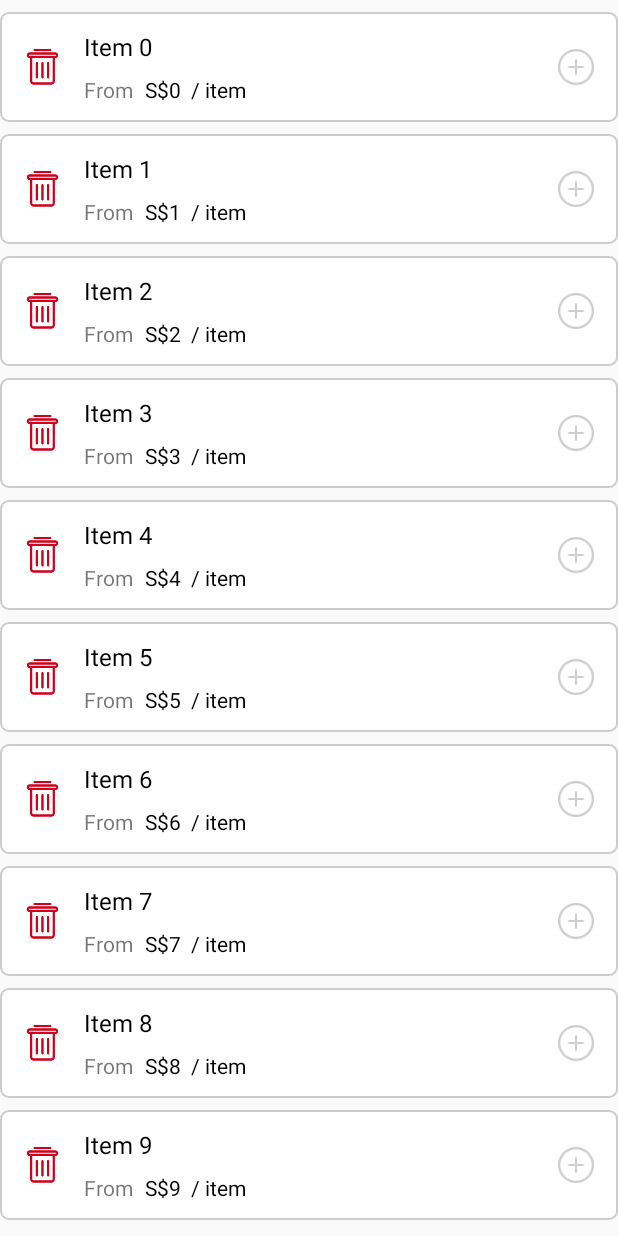
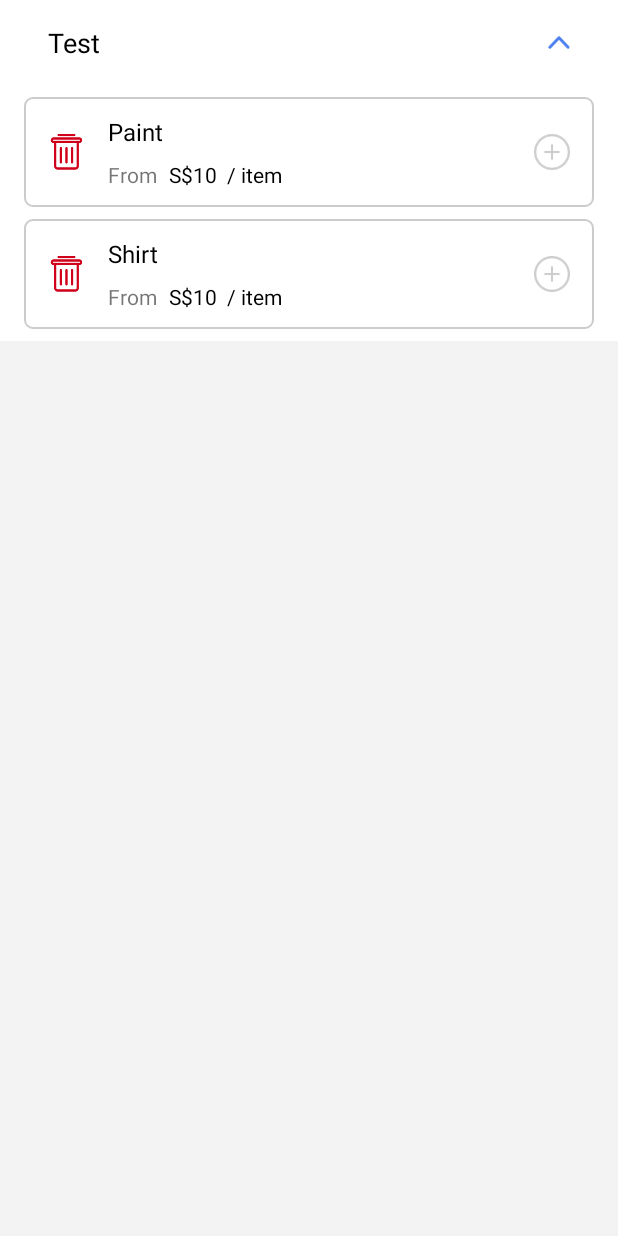
Before and after one commit to tructran2359/spapp, an Android app: the fragment CategoryFragment shown on its own in the app's theme, on a phone screen of 412 x 824 dp. Run offline under Robolectric (Android 15) with nearby library versions, the phone set to English and light mode, and no system bars.

Commit message:
VMLSINPOW-85 - Adapter to show List of Category 's service with item inside service

```diff
--- a/SPApp/app/src/main/java/com/spgroup/spapp/domain/model/Service.kt
+++ b/SPApp/app/src/main/java/com/spgroup/spapp/domain/model/CategoryService.kt
@@ -3,9 +3,10 @@ package com.spgroup.spapp.domain.model
 /**
  * Service that a Category has
  */
-data class Service(
+data class CategoryService(
         var name: String,
-        var listItem: MutableList<ServiceItem>
+        var listItem: MutableList<ServiceItem>,
+        var expanded: Boolean = false
 )
 
 data class ServiceItem(
--- /dev/null
+++ b/SPApp/app/src/main/java/com/spgroup/spapp/presentation/adapter/CategoryServiceAdapter.kt
@@ -0,0 +1,95 @@
+package com.spgroup.spapp.presentation.adapter
+
+import android.support.v7.widget.RecyclerView
+import android.view.LayoutInflater
+import android.view.View
+import android.view.ViewGroup
+import com.spgroup.spapp.R
+import com.spgroup.spapp.domain.model.CategoryService
+import com.spgroup.spapp.presentation.view.ServiceItemView
+import kotlinx.android.synthetic.main.layout_service.view.*
+
+class CategoryServiceAdapter: RecyclerView.Adapter<CategoryServiceAdapter.ServiceVH>() {
+
+    ///////////////////////////////////////////////////////////////////////////
+    // Property
+    ///////////////////////////////////////////////////////////////////////////
+
+    val mData = mutableListOf<CategoryService>()
+    val mItemInteractedListener = object : OnItemInteractedListener {
+        override fun onCollapseClick(position: Int) {
+            val expanded = mData[position].expanded
+            mData[position].expanded = expanded.not()
+            notifyItemChanged(position)
+        }
+    }
+
+    ///////////////////////////////////////////////////////////////////////////
+    // Override
+    ///////////////////////////////////////////////////////////////////////////
+
+    override fun onCreateViewHolder(parent: ViewGroup, viewType: Int): ServiceVH {
+        val view = LayoutInflater.from(parent.context).inflate(R.layout.layout_service, parent, false);
+        return ServiceVH(view, mItemInteractedListener)
+    }
+
+    override fun getItemCount() = mData.size
+
+    override fun onBindViewHolder(vh: ServiceVH, positioni: Int) {
+        vh.bind(mData[positioni])
+    }
+
+    ///////////////////////////////////////////////////////////////////////////
+    // Other
+    ///////////////////////////////////////////////////////////////////////////
+
+    fun submitData(data: List<CategoryService>) {
+        mData.clear()
+        mData.addAll(data)
+        notifyDataSetChanged()
+    }
+
+    ///////////////////////////////////////////////////////////////////////////
+    // Listener
+    ///////////////////////////////////////////////////////////////////////////
+
+    interface OnItemInteractedListener {
+        fun onCollapseClick(positioni: Int)
+    }
+
+    ///////////////////////////////////////////////////////////////////////////
+    // ViewHolder
+    ///////////////////////////////////////////////////////////////////////////
+
+    class ServiceVH(var view: View, var listener: OnItemInteractedListener) : RecyclerView.ViewHolder(view) {
+
+        fun bind(service: CategoryService) {
+            with(itemView) {
+                tv_service_name.setText(service.name)
+
+                if (service.expanded) {
+
+                    ll_item_container.removeAllViews()
+                    val itemCount = service.listItem.size
+                    for (i in 0 until itemCount) {
+                        ll_item_container.addView(ServiceItemView(itemView.context, service.listItem[i]))
+                    }
+
+                    iv_collapse.setImageResource(R.drawable.arrow_up_blue)
+                    ll_item_container.visibility = View.VISIBLE
+
+                } else {
+
+                    iv_collapse.setImageResource(R.drawable.arrow_down_blue)
+                    ll_item_container.visibility = View.GONE
+
+                }
+
+                // Wait to other story to add functionality for button
+//                rl_service_info_container.setOnClickListener {
+//                    listener.onCollapseClick(adapterPosition)
+//                }
+            }
+        }
+    }
+}
--- a/SPApp/app/src/main/java/com/spgroup/spapp/presentation/adapter/ServiceItemAdapter.kt
+++ /dev/null
@@ -1,59 +0,0 @@
-package com.spgroup.spapp.presentation.adapter
-
-import android.support.v7.widget.RecyclerView
-import android.view.LayoutInflater
-import android.view.View
-import android.view.ViewGroup
-import com.spgroup.spapp.R
-import com.spgroup.spapp.domain.model.ServiceItem
-import com.spgroup.spapp.extension.getFormatedItemPrice
-import kotlinx.android.synthetic.main.layout_service_item.view.*
-
-class ServiceItemAdapter: RecyclerView.Adapter<ServiceItemAdapter.ServiceItemVH>() {
-
-    ///////////////////////////////////////////////////////////////////////////
-    // Property
-    ///////////////////////////////////////////////////////////////////////////
-
-    val mData = mutableListOf<ServiceItem>()
-
-    ///////////////////////////////////////////////////////////////////////////
-    // Override
-    ///////////////////////////////////////////////////////////////////////////
-
-
-    override fun onCreateViewHolder(parent: ViewGroup, viewType: Int): ServiceItemVH {
-        val view = LayoutInflater.from(parent.context).inflate(R.layout.layout_service_item, parent, false)
-        return ServiceItemVH(view)
-    }
-
-    override fun getItemCount() = mData.size
-
-    override fun onBindViewHolder(vh: ServiceItemVH, position: Int) {
-        vh.bind(mData[position])
-    }
-
-    ///////////////////////////////////////////////////////////////////////////
-    // Other
-    ///////////////////////////////////////////////////////////////////////////
-
-    fun submitData(data: List<ServiceItem>) {
-        mData.clear()
-        mData.addAll(data)
-        notifyDataSetChanged()
-    }
-
-    ///////////////////////////////////////////////////////////////////////////
-    // ViewHolder
-    ///////////////////////////////////////////////////////////////////////////
-
-    class ServiceItemVH(view: View) : RecyclerView.ViewHolder(view) {
-
-        fun bind(item: ServiceItem) {
-            with(itemView) {
-                tv_name.setText(item.name)
-                tv_price.setText(item.price.getFormatedItemPrice(item.unit))
-            }
-        }
-    }
-}
--- a/SPApp/app/src/main/java/com/spgroup/spapp/presentation/fragment/CategoryFragment.kt
+++ b/SPApp/app/src/main/java/com/spgroup/spapp/presentation/fragment/CategoryFragment.kt
@@ -6,8 +6,9 @@ import android.view.LayoutInflater
 import android.view.View
 import android.view.ViewGroup
 import com.spgroup.spapp.R
+import com.spgroup.spapp.domain.model.CategoryService
 import com.spgroup.spapp.domain.model.ServiceItem
-import com.spgroup.spapp.presentation.adapter.ServiceItemAdapter
+import com.spgroup.spapp.presentation.adapter.CategoryServiceAdapter
 import kotlinx.android.synthetic.main.fragment_category.*
 
 class CategoryFragment: BaseFragment() {
@@ -29,6 +30,7 @@ class CategoryFragment: BaseFragment() {
     ///////////////////////////////////////////////////////////////////////////
 
     lateinit var mCategoryName: String
+    lateinit var mServiceAdapter: CategoryServiceAdapter
 
     ///////////////////////////////////////////////////////////////////////////
     // Override
@@ -45,15 +47,16 @@ class CategoryFragment: BaseFragment() {
 
     override fun onViewCreated(view: View, savedInstanceState: Bundle?) {
         super.onViewCreated(view, savedInstanceState)
-        val fakeData = mutableListOf<ServiceItem>()
-        for (i in 0 until 10) {
-            val item = ServiceItem("Item $i", i, " / item", i, i, i)
-            fakeData.add(item)
-        }
-        val fakeAdapter = ServiceItemAdapter()
+
+        val item1 = ServiceItem("Paint", 10, " / item")
+        val item2 = ServiceItem("Shirt", 10, " / item")
+        val data1 = CategoryService("Test", mutableListOf(item1, item2), true)
+        val fakeData = mutableListOf(data1)
+
+        mServiceAdapter = CategoryServiceAdapter()
+        mServiceAdapter.submitData(fakeData)
         recycler_view.layoutManager = LinearLayoutManager(activity)
-        recycler_view.adapter = fakeAdapter
-        fakeAdapter.submitData(fakeData)
+        recycler_view.adapter = mServiceAdapter
     }
 
     ///////////////////////////////////////////////////////////////////////////
--- /dev/null
+++ b/SPApp/app/src/main/java/com/spgroup/spapp/presentation/view/ServiceItemView.kt
@@ -0,0 +1,37 @@
+package com.spgroup.spapp.presentation.view
+
+import android.content.Context
+import android.view.LayoutInflater
+import android.widget.RelativeLayout
+import com.spgroup.spapp.R
+import com.spgroup.spapp.domain.model.ServiceItem
+import com.spgroup.spapp.extension.getFormatedItemPrice
+import kotlinx.android.synthetic.main.layout_service_item.view.*
+
+class ServiceItemView : RelativeLayout {
+
+    ///////////////////////////////////////////////////////////////////////////
+    // Property
+    ///////////////////////////////////////////////////////////////////////////
+
+    var serviceItem: ServiceItem
+
+    ///////////////////////////////////////////////////////////////////////////
+    // Constructor
+    ///////////////////////////////////////////////////////////////////////////
+
+    constructor(context: Context, serviceItem: ServiceItem) : super(context, null) {
+        this.serviceItem = serviceItem
+        init()
+    }
+
+    ///////////////////////////////////////////////////////////////////////////
+    // Other
+    ///////////////////////////////////////////////////////////////////////////
+
+    fun init() {
+        LayoutInflater.from(context).inflate(R.layout.layout_service_item, this, true)
+        tv_name.setText(serviceItem.name)
+        tv_price.setText(serviceItem.price.getFormatedItemPrice(serviceItem.unit))
+    }
+}
--- a/SPApp/app/src/main/res/layout/activity_partner_details.xml
+++ b/SPApp/app/src/main/res/layout/activity_partner_details.xml
@@ -5,7 +5,7 @@
     xmlns:custom="http://schemas.android.com/apk/res-auto"
     android:layout_width="match_parent"
     android:layout_height="match_parent"
-    android:background="@android:color/white"
+    android:background="@color/color_ui05"
     tools:context=".presentation.activity.PartnerDetailsActivity"
     tools:ignore="MissingPrefix"
     >
--- a/SPApp/app/src/main/res/layout/fragment_category.xml
+++ b/SPApp/app/src/main/res/layout/fragment_category.xml
@@ -3,11 +3,14 @@
     xmlns:android="http://schemas.android.com/apk/res/android"
     android:layout_width="match_parent"
     android:layout_height="match_parent"
-    android:orientation="vertical">
+    android:orientation="vertical"
+    android:background="@color/color_ui05"
+    >
 
     <android.support.v7.widget.RecyclerView
         android:id="@+id/recycler_view"
         android:layout_width="match_parent"
-        android:layout_height="match_parent"/>
+        android:layout_height="match_parent"
+        />
 
 </LinearLayout>
--- /dev/null
+++ b/SPApp/app/src/main/res/layout/layout_service.xml
@@ -0,0 +1,62 @@
+<?xml version="1.0" encoding="utf-8"?>
+<RelativeLayout
+    xmlns:android="http://schemas.android.com/apk/res/android"
+    xmlns:tools="http://schemas.android.com/tools"
+    android:layout_width="match_parent"
+    android:layout_height="wrap_content"
+    android:background="@color/color_ui06"
+    tools:ignore="MissingPrefix"
+    >
+
+    <RelativeLayout
+        android:id="@+id/rl_service_info_container"
+        android:layout_width="match_parent"
+        android:layout_height="wrap_content"
+        android:layout_marginTop="@dimen/common_spacing_x4"
+        android:layout_marginBottom="@dimen/common_spacing_x4"
+        >
+
+        <TextView
+            android:id="@+id/tv_service_name"
+            android:layout_width="wrap_content"
+            android:layout_height="wrap_content"
+            android:textSize="@dimen/text_size_h4"
+            android:textColor="@color/black"
+            android:layout_marginLeft="@dimen/service_name_margin_left"
+            fontPath="@string/font_book"
+
+            android:text="GARMENTS"
+            />
+
+        <ImageView
+            android:id="@+id/iv_collapse"
+            android:layout_width="@dimen/common_icon_size_small"
+            android:layout_height="@dimen/common_icon_size_small"
+            android:src="@drawable/arrow_up_blue"
+            android:layout_alignParentRight="true"
+            android:layout_centerVertical="true"
+            android:layout_marginRight="@dimen/service_name_margin_left"
+            />
+
+    </RelativeLayout>
+
+    <LinearLayout
+        android:id="@+id/ll_item_container"
+        android:layout_width="match_parent"
+        android:layout_height="wrap_content"
+        android:orientation="vertical"
+        android:layout_below="@+id/rl_service_info_container"
+        android:layout_marginLeft="@dimen/common_spacing_x4"
+        android:layout_marginRight="@dimen/common_spacing_x4"
+        android:layout_marginBottom="@dimen/common_spacing_x2"
+        />
+
+    <View
+        android:id="@+id/v_devider"
+        android:layout_width="match_parent"
+        android:layout_height="@dimen/common_spacing_x2"
+        android:background="@color/color_ui05"
+        android:layout_below="@+id/ll_item_container"
+        />
+
+</RelativeLayout>
--- a/SPApp/app/src/main/res/values/dimens.xml
+++ b/SPApp/app/src/main/res/values/dimens.xml
@@ -10,8 +10,10 @@
     <dimen name="common_spacing_x4">16dp</dimen>
 
     <dimen name="common_icon_size">24dp</dimen>
+    <dimen name="common_icon_size_small">15dp</dimen>
 
     <dimen name="text_size_h1">28sp</dimen>
+    <dimen name="text_size_h4">18sp</dimen>
     <dimen name="text_size_h5">16sp</dimen>
     <dimen name="text_size_h6">14sp</dimen>
 
@@ -23,5 +25,6 @@
     <!--Partner Details Screen-->
     <dimen name="partner_detail_summary_section_height">70dp</dimen>
     <dimen name="indicator_size">10dp</dimen>
+    <dimen name="service_name_margin_left">32dp</dimen>
 
 </resources>
```
Also changed, not shown: SPApp/app/src/main/res/drawable-mdpi/arrow_down_blue.png (added), SPApp/app/src/main/res/drawable-mdpi/arrow_up_blue.png (added), SPApp/app/src/main/res/drawable-xhdpi/arrow_down_blue.png (added), SPApp/app/src/main/res/drawable-xhdpi/arrow_up_blue.png (added), SPApp/app/src/main/res/drawable-xxhdpi/arrow_down_blue.png (added), SPApp/app/src/main/res/drawable-xxhdpi/arrow_up_blue.png (added).
